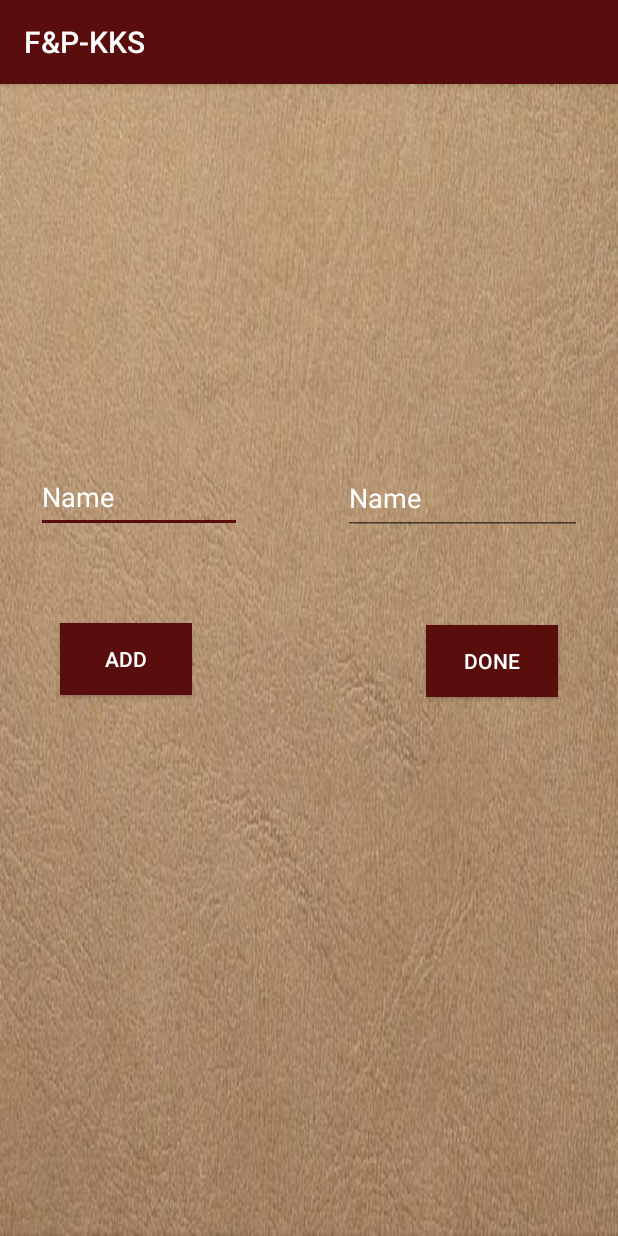
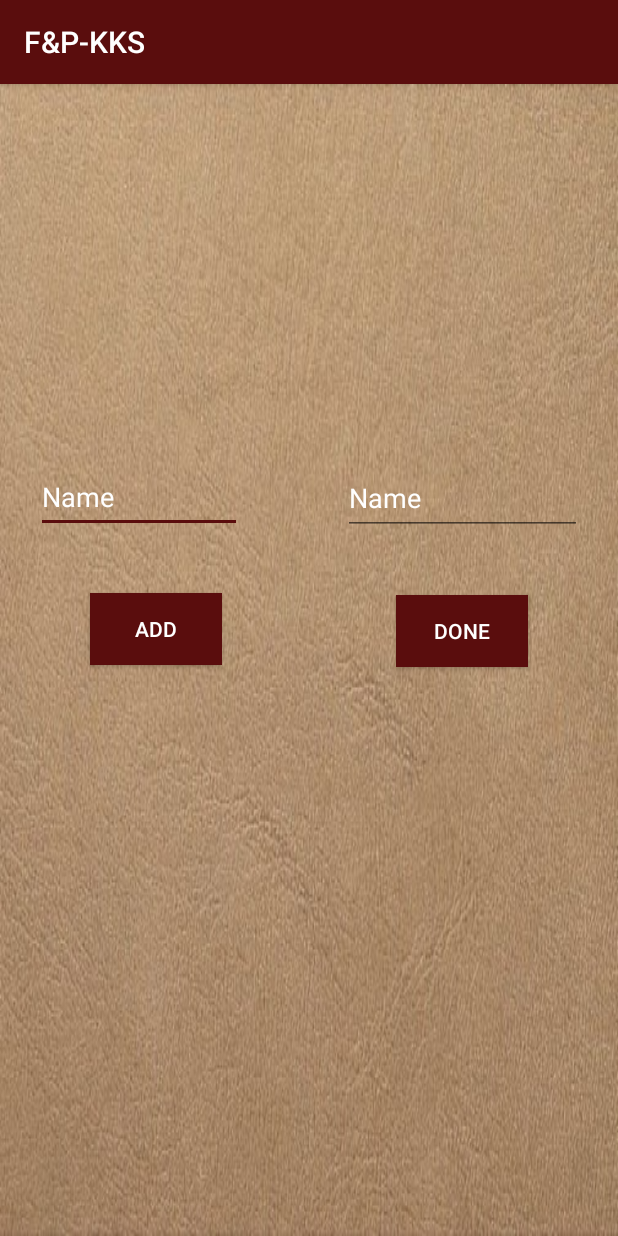
Before and after one commit to PatrickG07/F-P-KKS, an Android app: the Create2 screen opened directly, with no data from a screen before it, on a phone screen of 412 x 824 dp. Run offline under Robolectric (Android 15) with nearby library versions, the phone set to English and light mode, and no system bars.

Commit message:
changing ids in Create2

```diff
--- a/FPKKS/app/src/main/res/layout/activity_create2.xml
+++ b/FPKKS/app/src/main/res/layout/activity_create2.xml
@@ -23,24 +23,24 @@
         android:id="@+id/lvQuestion"
         android:layout_width="123dp"
         android:layout_height="175dp"
-        android:layout_marginLeft="16dp"
+        android:layout_marginStart="32dp"
         android:layout_marginTop="36dp"
         android:textColor="#fff"
-        app:layout_constraintLeft_toLeftOf="parent"
+        app:layout_constraintStart_toStartOf="parent"
         app:layout_constraintTop_toTopOf="parent" />
 
     <ListView
         android:id="@+id/lvAncer"
         android:layout_width="123dp"
         android:layout_height="175dp"
-        android:layout_marginEnd="48dp"
+        android:layout_marginEnd="32dp"
         android:layout_marginTop="36dp"
         android:textColor="#fff"
         app:layout_constraintEnd_toEndOf="parent"
         app:layout_constraintTop_toTopOf="parent" />
 
     <EditText
-        android:id="@+id/editText"
+        android:id="@+id/etQuestion"
         android:layout_width="137dp"
         android:layout_height="48dp"
         android:layout_marginStart="24dp"
@@ -50,10 +50,10 @@
         android:text="Name"
         android:textColor="#fff"
         app:layout_constraintStart_toStartOf="parent"
-        app:layout_constraintTop_toBottomOf="@+id/lvAncer" />
+        app:layout_constraintTop_toBottomOf="@+id/lvQuestion" />
 
     <EditText
-        android:id="@+id/editText2"
+        android:id="@+id/etAncer"
         android:layout_width="159dp"
         android:layout_height="49dp"
         android:layout_marginEnd="24dp"
@@ -69,24 +69,24 @@
         android:id="@+id/btnAdd"
         android:layout_width="wrap_content"
         android:layout_height="wrap_content"
-        android:layout_marginStart="40dp"
-        android:layout_marginTop="60dp"
+        android:layout_marginStart="60dp"
+        android:layout_marginTop="40dp"
         android:background="#5a0d0d"
         android:text="Add"
         android:textColor="#fff"
         app:layout_constraintStart_toStartOf="parent"
-        app:layout_constraintTop_toBottomOf="@+id/editText" />
+        app:layout_constraintTop_toBottomOf="@+id/etQuestion" />
 
     <Button
         android:id="@+id/btnDone"
         android:layout_width="wrap_content"
         android:layout_height="wrap_content"
-        android:layout_marginEnd="40dp"
-        android:layout_marginTop="60dp"
+        android:layout_marginEnd="60dp"
+        android:layout_marginTop="40dp"
         android:background="#5a0d0d"
         android:text="Done"
         android:textColor="#fff"
         app:layout_constraintEnd_toEndOf="parent"
-        app:layout_constraintTop_toBottomOf="@+id/editText2" />
+        app:layout_constraintTop_toBottomOf="@+id/etAncer" />
 
 </android.support.constraint.ConstraintLayout>
```
